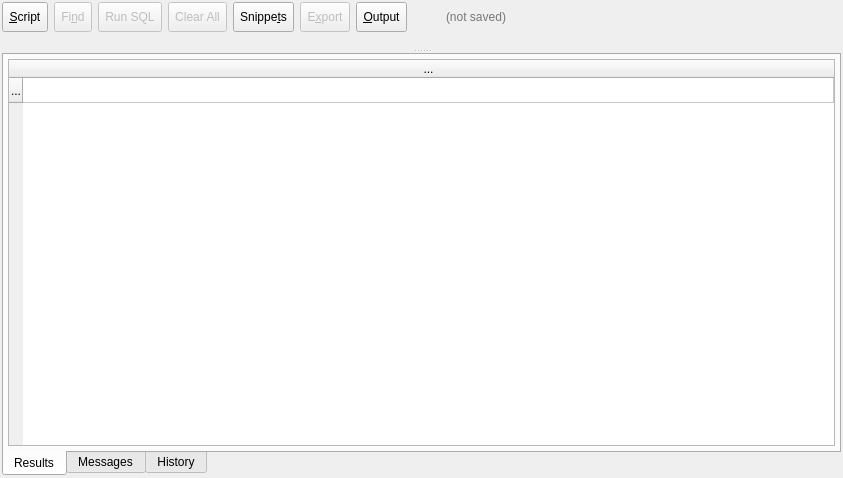
Old version of the form libpgmodeler_ui/ui/sqlexecutionwidget.ui in the repository pgmodeler/pgmodeler.
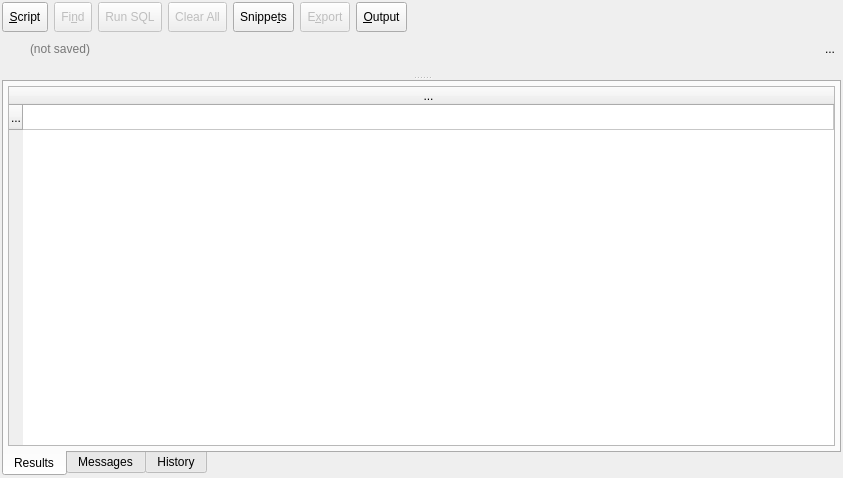
New version of the form. Icons and pictures are not drawn.

Commit message: Improved the external script handling in SQLExecutionWidget

Diff of the .ui file:
```diff
--- a/libpgmodeler_ui/ui/sqlexecutionwidget.ui
+++ b/libpgmodeler_ui/ui/sqlexecutionwidget.ui
@@ -32,6 +32,121 @@
    <property name="bottomMargin">
     <number>2</number>
    </property>
+   <item row="1" column="0">
+    <widget class="QWidget" name="filename_wgt" native="true">
+     <property name="minimumSize">
+      <size>
+       <width>0</width>
+       <height>0</height>
+      </size>
+     </property>
+     <layout class="QHBoxLayout" name="horizontalLayout_3">
+      <property name="leftMargin">
+       <number>0</number>
+      </property>
+      <property name="topMargin">
+       <number>0</number>
+      </property>
+      <property name="rightMargin">
+       <number>0</number>
+      </property>
+      <property name="bottomMargin">
+       <number>0</number>
+      </property>
+      <item>
+       <widget class="QLabel" name="filename_lbl">
+        <property name="minimumSize">
+         <size>
+          <width>20</width>
+          <height>20</height>
+         </size>
+        </property>
+        <property name="maximumSize">
+         <size>
+          <width>22</width>
+          <height>22</height>
+         </size>
+        </property>
+        <property name="text">
+         <string/>
+        </property>
+        <property name="pixmap">
+         <pixmap resource="../res/resources.qrc">:/icones/icones/codigofonte.png</pixmap>
+        </property>
+        <property name="scaledContents">
+         <bool>true</bool>
+        </property>
+        <property name="indent">
+         <number>-1</number>
+        </property>
+       </widget>
+      </item>
+      <item>
+       <widget class="QLineEdit" name="filename_edt">
+        <property name="toolTip">
+         <string>SQL script currently handled</string>
+        </property>
+        <property name="autoFillBackground">
+         <bool>false</bool>
+        </property>
+        <property name="styleSheet">
+         <string notr="true">background: transparent;</string>
+        </property>
+        <property name="text">
+         <string/>
+        </property>
+        <property name="frame">
+         <bool>false</bool>
+        </property>
+        <property name="cursorPosition">
+         <number>0</number>
+        </property>
+        <property name="readOnly">
+         <bool>true</bool>
+        </property>
+        <property name="placeholderText">
+         <string>(not saved)</string>
+        </property>
+       </widget>
+      </item>
+      <item>
+       <widget class="QToolButton" name="close_file_tb">
+        <property name="minimumSize">
+         <size>
+          <width>22</width>
+          <height>22</height>
+         </size>
+        </property>
+        <property name="maximumSize">
+         <size>
+          <width>22</width>
+          <height>22</height>
+         </size>
+        </property>
+        <property name="toolTip">
+         <string>Close the current SQL script</string>
+        </property>
+        <property name="text">
+         <string>...</string>
+        </property>
+        <property name="icon">
+         <iconset resource="../res/resources.qrc">
+          <normaloff>:/icones/icones/fechar.png</normaloff>:/icones/icones/fechar.png</iconset>
+        </property>
+        <property name="iconSize">
+         <size>
+          <width>22</width>
+          <height>16</height>
+         </size>
+        </property>
+        <property name="autoRaise">
+         <bool>true</bool>
+        </property>
+       </widget>
+      </item>
+     </layout>
+    </widget>
+   </item>
    <item row="0" column="0">
     <layout class="QHBoxLayout" name="horizontalLayout">
      <item>
@@ -327,7 +442,7 @@
         <enum>Qt::Horizontal</enum>
        </property>
        <property name="sizeType">
-        <enum>QSizePolicy::Fixed</enum>
+        <enum>QSizePolicy::Expanding</enum>
        </property>
        <property name="sizeHint" stdset="0">
         <size>
@@ -337,72 +452,6 @@
        </property>
       </spacer>
      </item>
-     <item>
-      <layout class="QHBoxLayout" name="horizontalLayout_3">
-       <property name="spacing">
-        <number>1</number>
-       </property>
-       <property name="leftMargin">
-        <number>0</number>
-       </property>
-       <item>
-        <widget class="QLabel" name="filename_lbl">
-         <property name="minimumSize">
-          <size>
-           <width>20</width>
-           <height>20</height>
-          </size>
-         </property>
-         <property name="maximumSize">
-          <size>
-           <width>22</width>
-           <height>22</height>
-          </size>
-         </property>
-         <property name="text">
-          <string/>
-         </property>
-         <property name="pixmap">
-          <pixmap resource="../res/resources.qrc">:/icones/icones/codigosql.png</pixmap>
-         </property>
-         <property name="scaledContents">
-          <bool>true</bool>
-         </property>
-         <property name="indent">
-          <number>-1</number>
-         </property>
-        </widget>
-       </item>
-       <item>
-        <widget class="QLineEdit" name="filename_edt">
-         <property name="toolTip">
-          <string>SQL script currently handled</string>
-         </property>
-         <property name="autoFillBackground">
-          <bool>false</bool>
-         </property>
-         <property name="styleSheet">
-          <string notr="true">background: transparent;</string>
-         </property>
-         <property name="text">
-          <string/>
-         </property>
-         <property name="frame">
-          <bool>false</bool>
-         </property>
-         <property name="cursorPosition">
-          <number>0</number>
-         </property>
-         <property name="readOnly">
-          <bool>true</bool>
-         </property>
-         <property name="placeholderText">
-          <string>(not saved)</string>
-         </property>
-        </widget>
-       </item>
-      </layout>
-     </item>
      <item>
       <layout class="QHBoxLayout" name="horizontalLayout_2">
        <property name="spacing">
@@ -462,7 +511,7 @@
      </item>
     </layout>
    </item>
-   <item row="1" column="0">
+   <item row="2" column="0">
     <widget class="QSplitter" name="v_splitter">
      <property name="orientation">
       <enum>Qt::Vertical</enum>
```
The commit also changes 2 other files.
